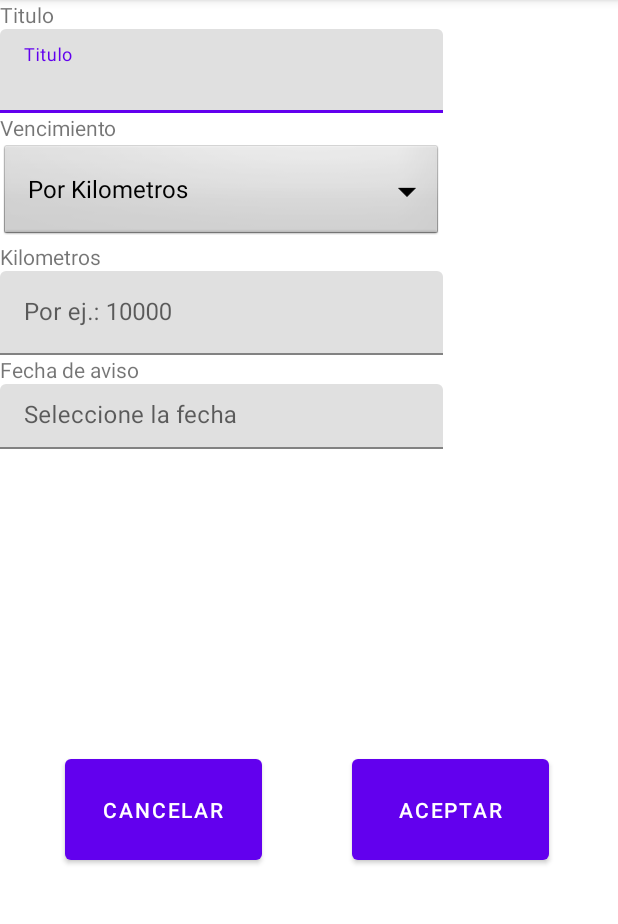
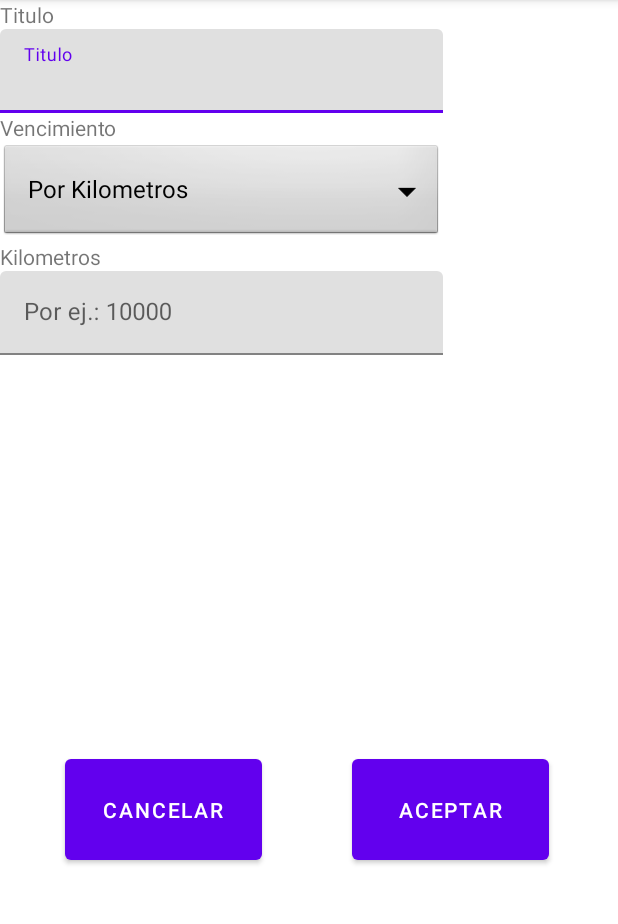
Before and after one commit to pablocabovianco/control-vehicular-android, an Android app: the AgregarEventoActivity screen opened directly, with no data from a screen before it, on a phone screen of 412 x 824 dp, the part 84-1008 px from its top. Run offline under Robolectric (Android 15) with nearby library versions, the phone set to English and light mode, and no system bars; our stand-ins replace Room's generated code.

Commit message:
se ocultan campos según corresponda

```diff
--- a/app/src/main/java/ar/edu/untref/controlvehicular/AgregarEventoActivity.java
+++ b/app/src/main/java/ar/edu/untref/controlvehicular/AgregarEventoActivity.java
@@ -11,12 +11,16 @@ import android.app.Dialog;
 import android.content.Intent;
 import android.os.Bundle;
 import android.view.View;
+import android.widget.AdapterView;
 import android.widget.ArrayAdapter;
 import android.widget.Button;
 import android.widget.DatePicker;
 import android.widget.EditText;
 import android.widget.ListView;
 import android.widget.Spinner;
+import android.widget.TextView;
+
+import com.google.android.material.textfield.TextInputLayout;
 
 import java.text.SimpleDateFormat;
 import java.util.ArrayList;
@@ -39,13 +43,41 @@ public class AgregarEventoActivity extends AppCompatActivity {
         setContentView(R.layout.activity_agregar_evento);
 
         this.viewModel = ViewModelProviders.of(this).get(EventosViewModel.class);
+        TextView campoKilometros = findViewById(R.id.textKilometros);
+        TextView labelKilometros = findViewById(R.id.labelKilometros);
+
+        TextView campoFecha = findViewById(R.id.fechaEvento);
+        TextView labelFecha = findViewById(R.id.labelFecha);
+
+
         //Asigno valores de LV
         tipoEvento = findViewById(R.id.tipoEvento);
         String[] tiposEvento = new String[]{"Por Kilometros", "En fecha"};
         ArrayAdapter<String> adapter = new ArrayAdapter<>(this, android.R.layout.simple_spinner_dropdown_item, tiposEvento);
+        //Muestro campo de fecha o km segun corresponda
+        tipoEvento.setAdapter(adapter);
+        tipoEvento.setOnItemSelectedListener(new AdapterView.OnItemSelectedListener() {
+            @Override
+            public void onItemSelected(AdapterView<?> parentView, View selectedItemView, int position, long id) {
+                if(tipoEvento.getSelectedItem().toString() == "Por Kilometros"){
+                    campoKilometros.setVisibility(View.VISIBLE);
+                    labelKilometros.setVisibility(View.VISIBLE);
+                    campoFecha.setVisibility(View.GONE);
+                    labelFecha.setVisibility(View.GONE);
+                } else {
+                    campoKilometros.setVisibility(View.GONE);
+                    labelKilometros.setVisibility(View.GONE);
+                    campoFecha.setVisibility(View.VISIBLE);
+                    labelFecha.setVisibility(View.VISIBLE);
+                }
+            }
 
-        tipoEvento.setAdapter(adapter);
-
+            @Override
+            public void onNothingSelected(AdapterView<?> parentView) {
+                campoKilometros.setVisibility(View.VISIBLE);
+                campoFecha.setVisibility(View.GONE);
+            }
+        });
         //Manejo de fecha
         EditText fechaDeEvento = (EditText) findViewById(R.id.fechaEvento);
         final Calendar myCalendar = Calendar.getInstance();
--- a/app/src/main/res/layout/activity_agregar_evento.xml
+++ b/app/src/main/res/layout/activity_agregar_evento.xml
@@ -115,7 +115,6 @@
 
                 <com.google.android.material.textfield.TextInputEditText
                     android:id="@+id/fechaEvento"
-                    android:hint="Seleccione la fecha"
                     android:layout_width="match_parent"
                     android:layout_height="wrap_content"
                     android:inputType="date"
```
